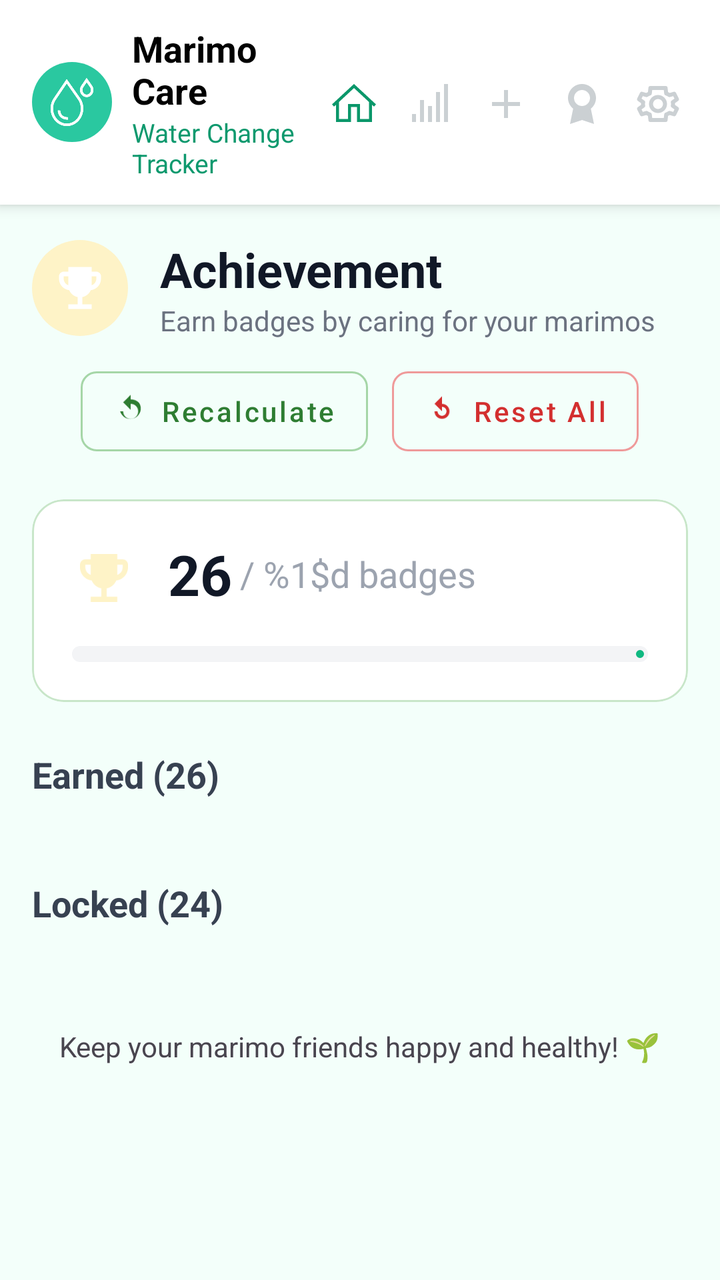
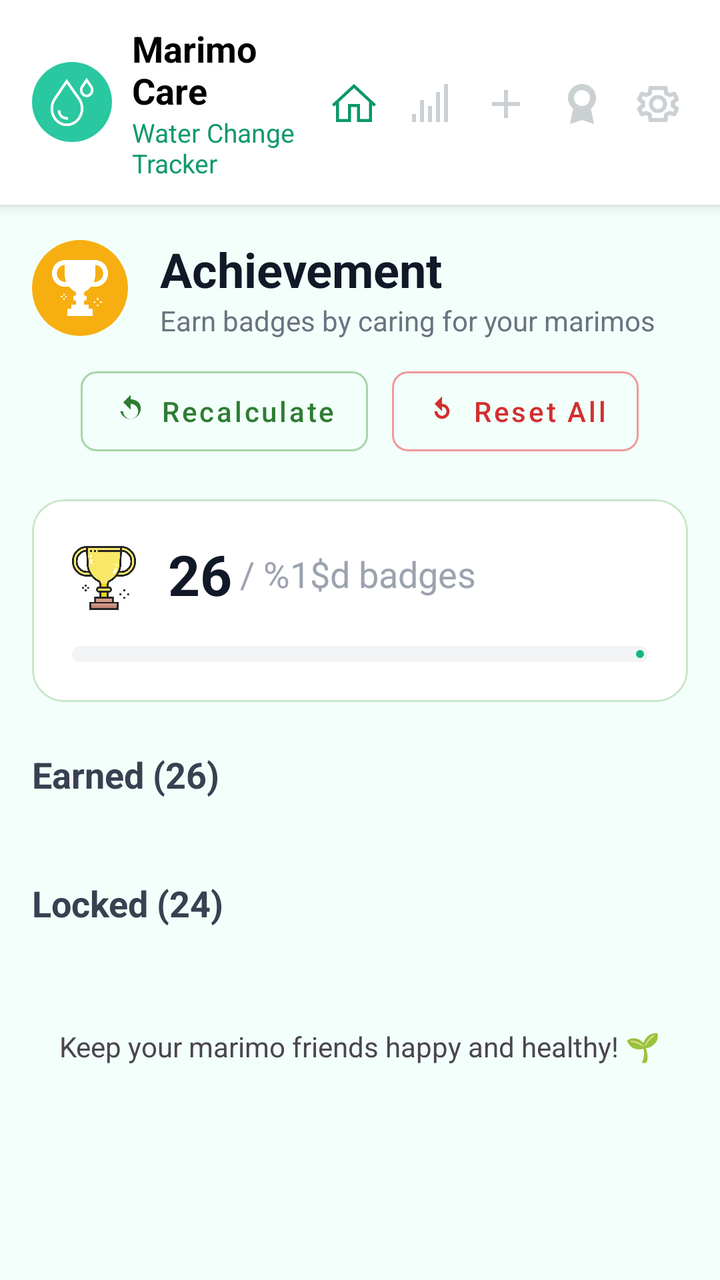

Before-and-after screenshots of an Android layout around one commit, followed by the original layout XML and the change that was made.
<!-- AndroidManifest.xml: application theme Theme.MarimoCare -->
<!-- res/layout/fragment_achievement.xml -->
<?xml version="1.0" encoding="utf-8"?>
<androidx.core.widget.NestedScrollView xmlns:android="http://schemas.android.com/apk/res/android"
    xmlns:app="http://schemas.android.com/apk/res-auto"
    xmlns:tools="http://schemas.android.com/tools"
    android:id="@+id/scrollView"
    android:layout_width="match_parent"
    android:layout_height="match_parent"
    android:background="@color/marimo_background"
    android:fillViewport="true">

    <LinearLayout
        android:layout_width="match_parent"
        android:layout_height="wrap_content"
        android:orientation="vertical">

        <include
            android:id="@+id/include1"
            layout="@layout/header" />

        <LinearLayout
            android:layout_width="match_parent"
            android:layout_height="wrap_content"
            android:orientation="vertical"
            android:padding="16dp">

            <LinearLayout
                android:layout_width="match_parent"
                android:layout_height="wrap_content"
                android:orientation="horizontal"
                android:gravity="center_vertical">

                <ImageView
                    android:layout_width="48dp"
                    android:layout_height="48dp"
                    android:src="@drawable/ic_trophy"
                    app:tint="@android:color/white"
                    android:background="@drawable/bg_circle_yellow"
                    android:padding="10dp"
                    android:contentDescription="@string/achievement"/>

                <LinearLayout
                    android:layout_width="wrap_content"
                    android:layout_height="wrap_content"
                    android:orientation="vertical"
                    android:paddingStart="16dp"
                    android:paddingEnd="16dp">

                    <TextView
                        android:layout_width="wrap_content"
                        android:layout_height="wrap_content"
                        android:text="@string/achievement"
                        android:textStyle="bold"
                        android:textSize="24sp"
                        android:textColor="@color/achievement_text_title"/>

                    <TextView
                        android:layout_width="wrap_content"
                        android:layout_height="wrap_content"
                        android:text="@string/achievement_subtitle"
                        android:textSize="14sp"
                        android:textColor="@color/achievement_text_gray"/>
                </LinearLayout>
            </LinearLayout>

            <LinearLayout
                android:layout_width="match_parent"
                android:layout_height="wrap_content"
                android:orientation="horizontal"
                android:gravity="center_horizontal"
                android:layout_marginTop="16dp">

                <com.google.android.material.button.MaterialButton
                    style="@style/Widget.MaterialComponents.Button.OutlinedButton"
                    android:id="@+id/recalculateBtn"
                    android:layout_width="wrap_content"
                    android:layout_height="wrap_content"
                    android:minHeight="40dp"
                    android:text="@string/recalculate"
                    android:textAllCaps="false"
                    android:textSize="14sp"
                    android:textColor="@color/achievement_green"
                    app:icon="@drawable/ic_refresh"
                    app:iconGravity="textStart"
                    app:iconPadding="6dp"
                    app:iconTint="@color/achievement_green"
                    app:strokeColor="@color/achievement_stroke"
                    app:strokeWidth="1dp"
                    app:cornerRadius="8dp"
                    android:insetTop="0dp"
                    android:insetBottom="0dp"/>

                <com.google.android.material.button.MaterialButton
                    style="@style/Widget.MaterialComponents.Button.OutlinedButton"
                    android:id="@+id/resetAllBtn"
                    android:layout_width="wrap_content"
                    android:layout_height="wrap_content"
                    android:minHeight="40dp"
                    android:text="@string/reset_all"
                    android:textAllCaps="false"
                    android:textSize="14sp"
                    android:textColor="@color/achievement_red"
                    android:layout_marginStart="12dp"
                    app:icon="@drawable/ic_reset"
                    app:iconGravity="textStart"
                    app:iconPadding="6dp"
                    app:iconTint="@color/achievement_red"
                    app:strokeColor="@color/achievement_stroke_red"
                    app:strokeWidth="1dp"
                    app:cornerRadius="8dp"
                    android:insetTop="0dp"
                    android:insetBottom="0dp"/>
            </LinearLayout>
        </LinearLayout>

        <com.google.android.material.card.MaterialCardView
            android:layout_width="match_parent"
            android:layout_height="wrap_content"
            android:layout_marginHorizontal="16dp"
            android:layout_marginTop="8dp"
            android:layout_marginBottom="24dp"
            app:cardBackgroundColor="@android:color/white"
            app:cardCornerRadius="16dp"
            app:cardElevation="0dp"
            app:strokeColor="@color/achievement_stroke_green"
            app:strokeWidth="1dp">

            <LinearLayout
                android:layout_width="match_parent"
                android:layout_height="wrap_content"
                android:orientation="vertical"
                android:padding="20dp">

                <LinearLayout
                    android:layout_width="match_parent"
                    android:layout_height="wrap_content"
                    android:orientation="horizontal"
                    android:gravity="bottom">

                    <ImageView
                        android:layout_width="32dp"
                        android:layout_height="32dp"
                        app:tint="@color/marimo_light_yellow"
                        android:src="@drawable/ic_trophy"
                        android:layout_marginBottom="2dp"
                        android:contentDescription="@string/achievement"/>

                    <TextView
                        android:id="@+id/tvEarnedCount"
                        android:layout_width="wrap_content"
                        android:layout_height="wrap_content"
                        android:text="@string/_26"
                        android:textStyle="bold"
                        android:textColor="@color/achievement_text_title"
                        android:textSize="28sp"
                        android:layout_marginStart="16dp"/>

                    <TextView
                        android:id="@+id/tvTotalCount"
                        android:layout_width="wrap_content"
                        android:layout_height="wrap_content"
                        android:text="@string/_50_badges"
                        android:textSize="18sp"
                        android:textColor="@color/achievement_text_hint"
                        android:layout_marginStart="4dp"
                        android:layout_marginBottom="4dp"/>
                </LinearLayout>

                <com.google.android.material.progressindicator.LinearProgressIndicator
                    android:id="@+id/achievementProgress"
                    android:layout_width="match_parent"
                    android:layout_height="wrap_content"
                    android:layout_marginTop="16dp"
                    android:progress="52"
                    android:max="100"
                    app:trackThickness="8dp"
                    app:trackCornerRadius="4dp"
                    app:indicatorColor="@color/achievement_accent"
                    app:trackColor="@color/achievement_progress_track"/>

            </LinearLayout>
        </com.google.android.material.card.MaterialCardView>

        <TextView
            android:id="@+id/earned"
            android:layout_width="wrap_content"
            android:layout_height="wrap_content"
            android:text="@string/earned_26"
            android:textStyle="bold"
            android:textSize="18sp"
            android:textColor="@color/achievement_text_dark"
            android:layout_marginStart="16dp"
            android:layout_marginBottom="16dp"/>

        <androidx.recyclerview.widget.RecyclerView
            android:id="@+id/recyclerEarned"
            android:layout_width="match_parent"
            android:layout_height="wrap_content"
            android:layout_marginHorizontal="16dp"
            android:layout_marginBottom="24dp"
            android:nestedScrollingEnabled="false" />

        <TextView
            android:id="@+id/blocked"
            android:layout_width="wrap_content"
            android:layout_height="wrap_content"
            android:text="@string/locked_24"
            android:textStyle="bold"
            android:textSize="18sp"
            android:textColor="@color/achievement_text_dark"
            android:layout_marginStart="16dp"
            android:layout_marginBottom="16dp"/>

        <androidx.recyclerview.widget.RecyclerView
            android:id="@+id/recyclerBlocked"
            android:layout_width="match_parent"
            android:layout_height="wrap_content"
            android:layout_marginHorizontal="16dp"
            android:layout_marginBottom="24dp"
            android:nestedScrollingEnabled="false" />

        <include
            android:id="@+id/include2"
            layout="@layout/footer" />

    </LinearLayout>

</androidx.core.widget.NestedScrollView>
<!-- res/layout/header.xml (included above) -->
<?xml version="1.0" encoding="utf-8"?>
<LinearLayout xmlns:android="http://schemas.android.com/apk/res/android"
    xmlns:app="http://schemas.android.com/apk/res-auto"
    xmlns:tools="http://schemas.android.com/tools"
    android:id="@+id/header"
    android:layout_width="match_parent"
    android:layout_height="wrap_content"
    android:background="?attr/colorSurface"
    android:paddingStart="16dp"
    android:paddingEnd="12dp"
    android:paddingTop="12dp"
    android:paddingBottom="12dp"
    android:orientation="horizontal"
    android:gravity="center_vertical"
    android:clipToPadding="false"
    android:elevation="4dp">

    <ImageView
        android:id="@+id/appLogo"
        android:layout_width="40dp"
        android:layout_height="40dp"
        android:background="@drawable/bg_button_green"
        android:src="@drawable/ic_water_drop_white"
        android:padding="8dp"
        android:contentDescription="@string/app_name"
        app:tint="@color/marimo_surface" />

    <LinearLayout
        android:layout_width="0dp"
        android:layout_height="wrap_content"
        android:layout_weight="1"
        android:orientation="vertical"
        android:paddingStart="10dp"
        tools:ignore="RtlSymmetry">

        <TextView
            android:id="@+id/titleMain"
            android:layout_width="wrap_content"
            android:layout_height="wrap_content"
            android:text="@string/app_name"
            android:textColor="@android:color/black"
            android:textSize="18sp"
            android:textStyle="bold" />

        <TextView
            android:id="@+id/titleSub"
            android:layout_width="wrap_content"
            android:layout_height="wrap_content"
            android:text="@string/water_change_tracker"
            android:textColor="@color/marimo_text"
            android:textSize="13sp" />
    </LinearLayout>

    <HorizontalScrollView
        android:layout_width="wrap_content"
        android:layout_height="wrap_content"
        android:scrollbars="none">

        <LinearLayout
            android:layout_width="wrap_content"
            android:layout_height="wrap_content"
            android:orientation="horizontal">

            <Button
                android:id="@+id/btnDashboardHeader"
                android:layout_width="38dp"
                android:layout_height="38dp"
                android:background="@null"
                android:drawableTop="@drawable/ic_dashboard"
                android:drawableTint="@color/marimo_item_green"
                android:gravity="center"
                android:padding="8dp"
                android:text=""
                app:backgroundTint="@null"
                tools:ignore="ButtonStyle" />

            <Button
                android:id="@+id/btnOpenStats"
                android:layout_width="38dp"
                android:layout_height="38dp"
                android:layout_marginStart="0dp"
                android:background="@null"
                android:drawableTop="@drawable/ic_stats"
                android:drawableTint="@color/marimo_add_icon"
                android:gravity="center"
                android:padding="8dp"
                android:text=""
                app:backgroundTint="@null"
                tools:ignore="ButtonStyle" />

            <Button
                android:id="@+id/btnAddMarimoHeader"
                android:layout_width="38dp"
                android:layout_height="38dp"
                android:layout_marginStart="0dp"
                android:background="@null"
                android:drawableTop="@drawable/ic_add"
                android:drawableTint="@color/marimo_add_icon"
                android:gravity="center"
                android:padding="8dp"
                android:text=""
                app:backgroundTint="@null"
                tools:ignore="ButtonStyle" />

            <Button
                android:id="@+id/btnAchievementAHeader"
                android:layout_width="38dp"
                android:layout_height="38dp"
                android:layout_marginStart="0dp"
                android:background="@null"
                android:drawableTop="@drawable/ic_coccard"
                android:drawableTint="@color/marimo_add_icon"
                android:gravity="center"
                android:padding="8dp"
                android:text=""
                app:backgroundTint="@null"
                tools:ignore="ButtonStyle" />

            <Button
                android:id="@+id/btnOpenSettings"
                android:layout_width="38dp"
                android:layout_height="38dp"
                android:layout_marginStart="0dp"
                android:background="@null"
                android:drawableTop="@drawable/ic_settings"
                android:drawableTint="@color/marimo_add_icon"
                android:gravity="center"
                android:padding="8dp"
                android:text=""
                app:backgroundTint="@null"
                tools:ignore="ButtonStyle" />


        </LinearLayout>

    </HorizontalScrollView>

</LinearLayout>
<!-- res/layout/footer.xml (included above) -->
<?xml version="1.0" encoding="utf-8"?>
<androidx.appcompat.widget.AppCompatTextView xmlns:android="http://schemas.android.com/apk/res/android"
    android:id="@+id/bottomText"
    android:layout_width="wrap_content"
    android:layout_height="wrap_content"
    android:layout_marginTop="10dp"
    android:layout_gravity="center_horizontal"
    android:text="@string/bottom" />
<!-- resources referenced by this layout -->
<resources>
  <color name="achievement_accent">#10B981</color>
  <color name="achievement_green">#2E7D32</color>
  <color name="achievement_progress_track">#F3F4F6</color>
  <color name="achievement_red">#D32F2F</color>
  <color name="achievement_stroke">#A5D6A7</color>
  <color name="achievement_stroke_green">#C8E6C9</color>
  <color name="achievement_stroke_red">#EF9A9A</color>
  <color name="achievement_text_dark">#374151</color>
  <color name="achievement_text_gray">#6B7280</color>
  <color name="achievement_text_hint">#9CA3AF</color>
  <color name="achievement_text_title">#111827</color>
  <color name="marimo_add_icon">#cbd0d3</color>
  <color name="marimo_background">#F3FFFA</color>
  <color name="marimo_item_green">#0a976a</color>
  <color name="marimo_light_yellow">#fef3c7</color>
  <color name="marimo_surface">#FFFFFF</color>
  <color name="marimo_text">#0e996e</color>
  <!-- drawable bg_circle_yellow (drawable) -->
  <?xml version="1.0" encoding="utf-8"?>
  <shape xmlns:android="http://schemas.android.com/apk/res/android" android:shape="oval">
      <solid android:color="@color/marimo_light_yellow"/>
  </shape>
  <!-- drawable ic_trophy (drawable) -->
  <vector xmlns:android="http://schemas.android.com/apk/res/android"
      android:width="24dp"
      android:height="24dp"
      android:viewportWidth="24"
      android:viewportHeight="24">
      <path
          android:fillColor="@color/black"
          android:pathData="M19,5h-2V3H7v2H5C3.9,5 3,5.9 3,7v1c0,2.55 1.92,4.63 4.39,4.94c0.63,1.5 1.98,2.63 3.61,2.96V19H7v2h10v-2h-4v-3.1c1.63,-0.33 2.98,-1.46 3.61,-2.96C19.08,12.63 21,10.55 21,8V7C21,5.9 20.1,5 19,5zM5,8V7h2v3.82C5.84,10.41 5,9.3 5,8zM19,8c0,1.3 -0.84,2.41 -2,2.82V7h2V8z"/>
  </vector>
  <string name="_26">26</string>
  <string name="_50_badges">/ %1$d badges</string>
  <string name="achievement">Achievement</string>
  <string name="achievement_subtitle">Earn badges by caring for your marimos</string>
  <string name="app_name">Marimo Care</string>
  <string name="bottom">Keep your marimo friends happy and healthy! 🌱</string>
  <string name="earned_26">Earned (26)</string>
  <string name="locked_24">Locked (24)</string>
  <string name="recalculate">Recalculate</string>
  <string name="reset_all">Reset All</string>
  <string name="water_change_tracker">Water Change Tracker</string>
  <color name="green_primary">#0B8A6A</color>
  <color name="marimo_primary">#2ac8a0</color>
  <color name="marimo_dark">#000000</color>
  <color name="black">#000000</color>
  <color name="health_red">#C62828</color>
  <color name="marimo_red">#D9534F</color>
  <color name="marimo_text_primary">#0B6E4F</color>
  <color name="marimo_text_secondary">#555555</color>
  <style name="Shape.Marimo.Small" parent="ShapeAppearance.Material3.Corner.Small">
          <item name="cornerFamily">rounded</item>
          <item name="cornerSize">8dp</item>
      </style>
  <style name="Shape.Marimo.Medium" parent="ShapeAppearance.Material3.Corner.Medium">
          <item name="cornerFamily">rounded</item>
          <item name="cornerSize">12dp</item>
      </style>
  <style name="Shape.Marimo.Large" parent="ShapeAppearance.Material3.Corner.Large">
          <item name="cornerFamily">rounded</item>
          <item name="cornerSize">16dp</item>
      </style>
  <style name="Widget.Marimo.Button" parent="Widget.Material3.Button">
          <item name="cornerRadius">16dp</item>
          <item name="android:textAllCaps">false</item>
      </style>
  <style name="Text.Marimo.Body" parent="@style/TextAppearance.Material3.BodyMedium">
          <item name="android:textColor">@color/marimo_text_secondary</item>
      </style>
  <style name="Text.Marimo.Title" parent="@style/TextAppearance.Material3.TitleLarge">
          <item name="android:textColor">@color/marimo_text_primary</item>
          <item name="android:textStyle">bold</item>
      </style>
  <style name="CardCounterStyle">
          <item name="cardBackgroundColor">@android:color/white</item>
      </style>
  <color name="marimo_text_hint">#888888</color>
  <!-- unchanged entries left out for length: 12 -->
</resources>

<!-- the commit's change to res/layout/fragment_achievement.xml (unified diff, before → after) -->
@@ -139,7 +139,6 @@
                     <ImageView
                         android:layout_width="32dp"
                         android:layout_height="32dp"
-                        app:tint="@color/marimo_light_yellow"
                         android:src="@drawable/ic_trophy"
                         android:layout_marginBottom="2dp"
                         android:contentDescription="@string/achievement"/>
<!-- resource entries referenced after the edit -->
@@ -14,24 +14,14 @@
   <color name="marimo_add_icon">#cbd0d3</color>
   <color name="marimo_background">#F3FFFA</color>
   <color name="marimo_item_green">#0a976a</color>
-  <color name="marimo_light_yellow">#fef3c7</color>
   <color name="marimo_surface">#FFFFFF</color>
   <color name="marimo_text">#0e996e</color>
   <!-- drawable bg_circle_yellow (drawable) -->
   <?xml version="1.0" encoding="utf-8"?>
   <shape xmlns:android="http://schemas.android.com/apk/res/android" android:shape="oval">
-      <solid android:color="@color/marimo_light_yellow"/>
+      <solid android:color="@color/marimo_light_melon"/>
   </shape>
-  <!-- drawable ic_trophy (drawable) -->
-  <vector xmlns:android="http://schemas.android.com/apk/res/android"
-      android:width="24dp"
-      android:height="24dp"
-      android:viewportWidth="24"
-      android:viewportHeight="24">
-      <path
-          android:fillColor="@color/black"
-          android:pathData="M19,5h-2V3H7v2H5C3.9,5 3,5.9 3,7v1c0,2.55 1.92,4.63 4.39,4.94c0.63,1.5 1.98,2.63 3.61,2.96V19H7v2h10v-2h-4v-3.1c1.63,-0.33 2.98,-1.46 3.61,-2.96C19.08,12.63 21,10.55 21,8V7C21,5.9 20.1,5 19,5zM5,8V7h2v3.82C5.84,10.41 5,9.3 5,8zM19,8c0,1.3 -0.84,2.41 -2,2.82V7h2V8z"/>
-  </vector>
+  <!-- drawable ic_trophy: png bitmap (drawable, 30522 bytes) -->
   <string name="_26">26</string>
   <string name="_50_badges">/ %1$d badges</string>
   <string name="achievement">Achievement</string>
@@ -45,6 +35,7 @@
   <string name="water_change_tracker">Water Change Tracker</string>
   <color name="green_primary">#0B8A6A</color>
   <color name="marimo_primary">#2ac8a0</color>
+  <color name="marimo_light_melon">#f7ae10</color>
   <color name="marimo_dark">#000000</color>
   <color name="black">#000000</color>
   <color name="health_red">#C62828</color>
